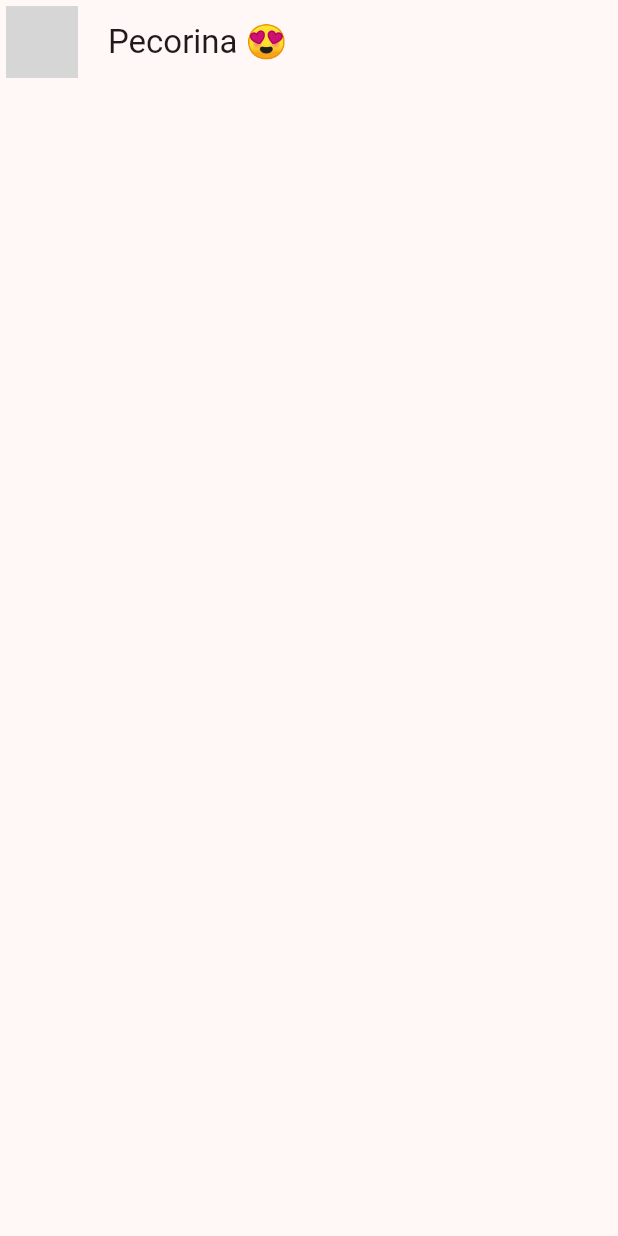
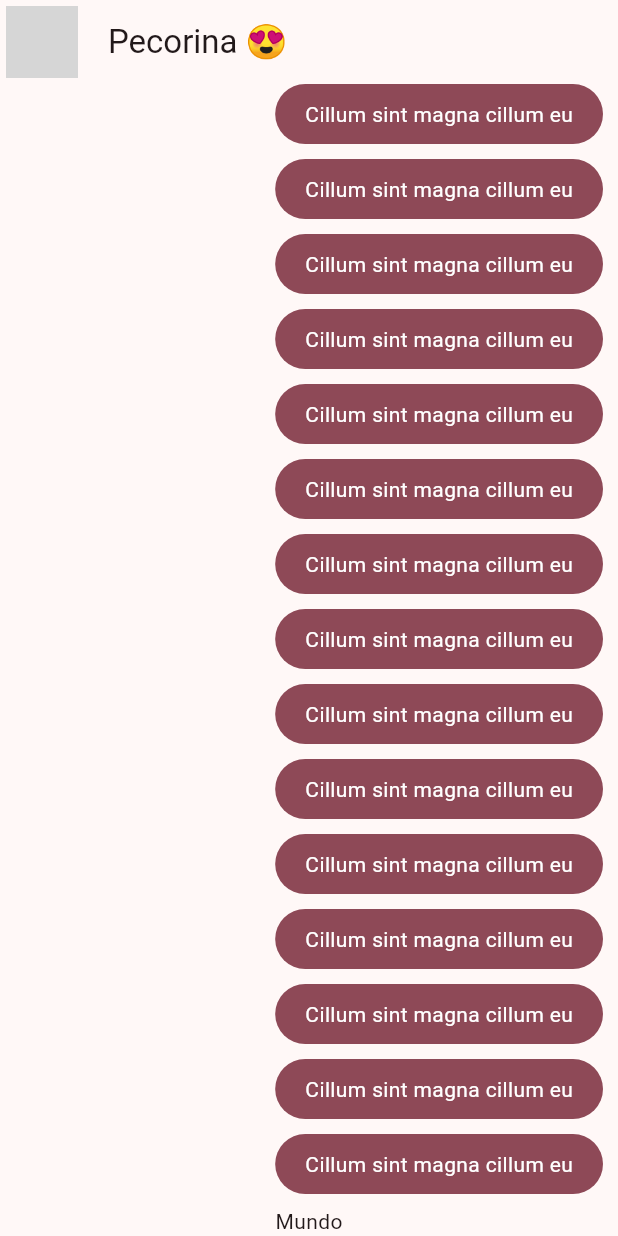
Before and after one commit to Evander-byte/yes_no_app, a Flutter app: the screen it shows after launch, on a phone screen of 412 x 824 dp. Run offline on Flutter 3.47's test engine with Material 3 defaults, Android fonts, the phone set to English and light mode, and no system bars; network calls fail; grey boxes are pictures that could not be loaded.

Commit message:
Bubble message

```diff
--- a/lib/main.dart
+++ b/lib/main.dart
@@ -1,6 +1,6 @@
 import 'package:flutter/material.dart';
 import 'package:yes_no_app/config/theme/app_theme.dart';
-import 'package:yes_no_app/presentation/chat/chat_screen.dart';
+import 'package:yes_no_app/presentation/screens/chat/chat_screen.dart';
 
 void main() => runApp(const MyApp());
 
--- a/lib/presentation/chat/chat_screen.dart
+++ /dev/null
@@ -1,23 +0,0 @@
-import 'package:flutter/material.dart';
-
-class ChatScreen extends StatelessWidget {
-  const ChatScreen({super.key});
-
-  @override
-  Widget build(BuildContext context) {
-    return Scaffold(
-      appBar: AppBar(
-        centerTitle: false,
-        leading: const Padding(
-          padding: EdgeInsets.all(4.0),
-          child: CircleAvatar(
-            backgroundImage: NetworkImage(
-                'https://cdn.pixabay.com/photo/2021/06/22/14/55/katara-6356390_1280.jpg'),
-          ),
-        ),
-        title: const Text('Pecorina 😍'),
-        actions: [],
-      ),
-    );
-  }
-}
--- /dev/null
+++ b/lib/presentation/screens/chat/chat_screen.dart
@@ -0,0 +1,58 @@
+import 'package:flutter/material.dart';
+import 'package:yes_no_app/presentation/widgets/chat/my_message_bubble.dart';
+
+class ChatScreen extends StatelessWidget {
+  const ChatScreen({super.key});
+
+  @override
+  Widget build(BuildContext context) {
+    return Scaffold(
+      appBar: _AppBar(),
+      body: _ChatView(),
+    );
+  }
+}
+
+class _AppBar extends StatelessWidget implements PreferredSizeWidget {
+  @override
+  Size get preferredSize => const Size.fromHeight(kToolbarHeight);
+
+  @override
+  Widget build(BuildContext context) {
+    return AppBar(
+      centerTitle: false,
+      leading: const Padding(
+        padding: EdgeInsets.all(4.0),
+        child: CircleAvatar(
+          backgroundImage: NetworkImage(
+              'http://cdn.pixabay.com/photo/2021/06/22/14/55/katara-6356390_1280.jpg'),
+        ),
+      ),
+      title: const Text('Pecorina 😍'),
+    );
+  }
+}
+
+class _ChatView extends StatelessWidget {
+  @override
+  Widget build(BuildContext context) {
+    return SafeArea(
+      child: Padding(
+        padding: const EdgeInsets.symmetric(horizontal: 10),
+        child: Column(
+          children: [
+            Expanded(
+              child: ListView.builder(
+                itemCount: 100,
+                itemBuilder: (context, index) {
+                  return const MyMessageBubble();
+                },
+              ),
+            ),
+            Text('Mundo')
+          ],
+        ),
+      ),
+    );
+  }
+}
--- /dev/null
+++ b/lib/presentation/widgets/chat/my_message_bubble.dart
@@ -0,0 +1,27 @@
+import 'package:flutter/material.dart';
+
+class MyMessageBubble extends StatelessWidget {
+  const MyMessageBubble({super.key});
+
+  @override
+  Widget build(BuildContext context) {
+    final colors = Theme.of(context).colorScheme;
+    return Column(
+      crossAxisAlignment: CrossAxisAlignment.end,
+      children: [
+        Container(
+          decoration: BoxDecoration(
+              color: colors.primary, borderRadius: BorderRadius.circular(20)),
+          child: const Padding(
+            padding: EdgeInsets.symmetric(horizontal: 20, vertical: 10),
+            child: Text(
+              'Cillum sint magna cillum eu',
+              style: TextStyle(color: Color(0xFFFFFFFF)),
+            ),
+          ),
+        ),
+        const SizedBox(height: 10),
+      ],
+    );
+  }
+}
```
Also changed, not shown: lib/presentation/widgets/chat/her_message_bubble.dart (added).
